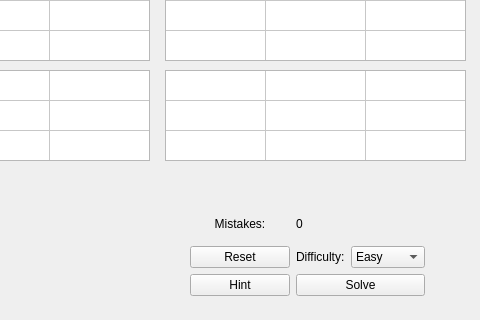
HarisVidimlic19/SudokuSolver, file Sudoku.ui: the form before one commit; both pictures show x 170 to 650 and y 143 to 463 of the 973 by 463 pixel window.
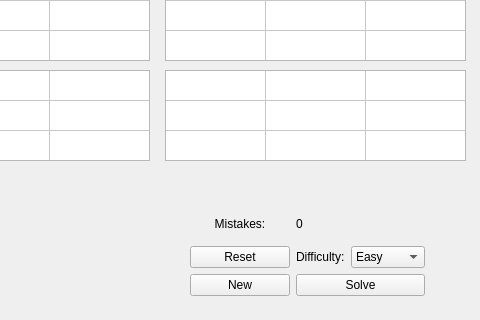
The form after the commit.

```diff
--- a/Sudoku.ui
+++ b/Sudoku.ui
@@ -1774,7 +1774,7 @@
      <item row="2" column="0">
       <widget class="QPushButton" name="hintButton">
        <property name="text">
-        <string>Hint</string>
+        <string>New</string>
        </property>
       </widget>
      </item>
```
Left out of the diff: 53 changed lines with no effect on the pictures.
